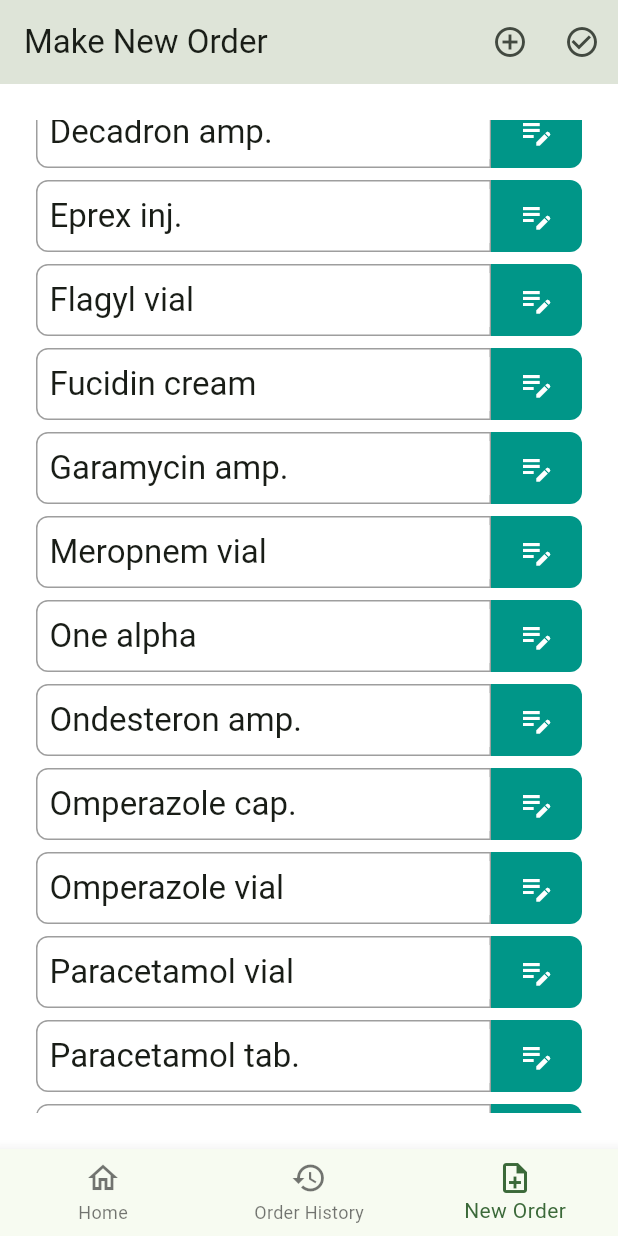
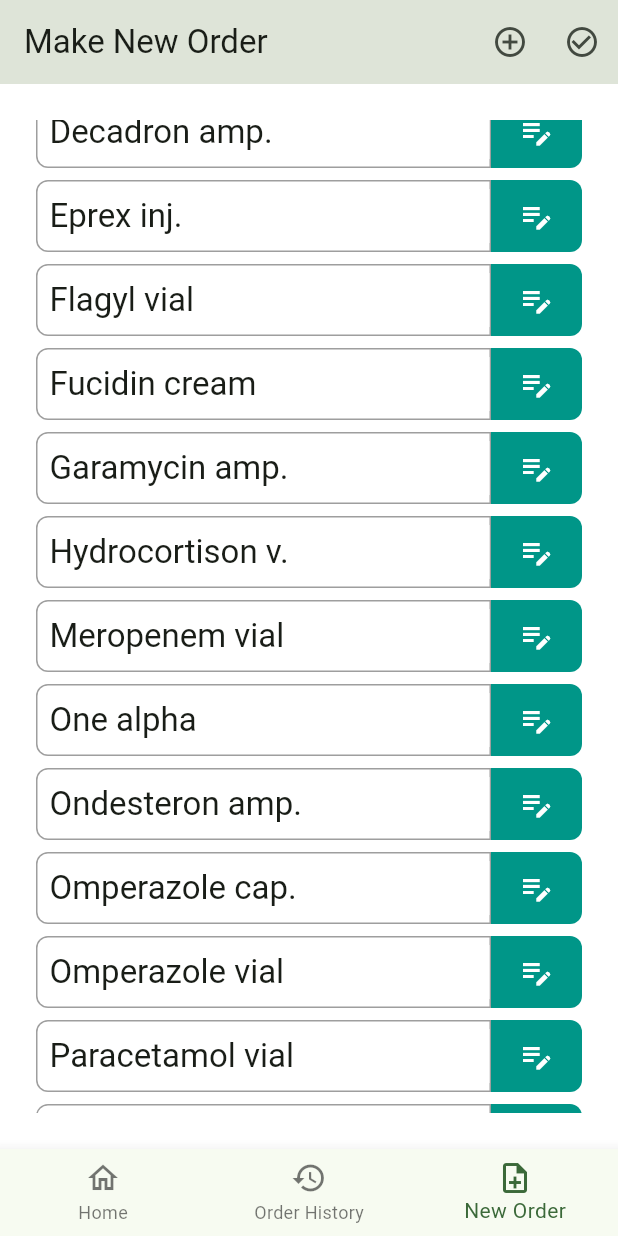
Before and after one commit to aliwaseem27/drugs_order, a Flutter app: the screen it shows after launch, item 3 of the bottom bar chosen, scrolled down 576 dp, on a phone screen of 412 x 824 dp. Run offline on Flutter 3.47's test engine with Material 3 defaults, Android fonts, the phone set to English and light mode, and no system bars; our stand-ins replace flutter_riverpod, go_router, isar; accounts and stored records are empty; generated files the repository leaves out were written again.

Commit message:
add: finish adding drugs

```diff
--- a/lib/utils/default_drugs.dart
+++ b/lib/utils/default_drugs.dart
@@ -17,7 +17,8 @@ class DefaultDrugs {
         Drug(name: 'Flagyl vial', amount: 1),
         Drug(name: 'Fucidin cream', amount: 5),
         Drug(name: 'Garamycin amp.', amount: 5),
-        Drug(name: 'Meropnem vial', amount: 1),
+        Drug(name: 'Hydrocortison v.', amount: 5),
+        Drug(name: 'Meropenem vial', amount: 1),
         Drug(name: 'One alpha', amount: 50),
         Drug(name: 'Ondesteron amp.', amount: 1),
         Drug(name: 'Omperazole cap.', amount: 28),
```
